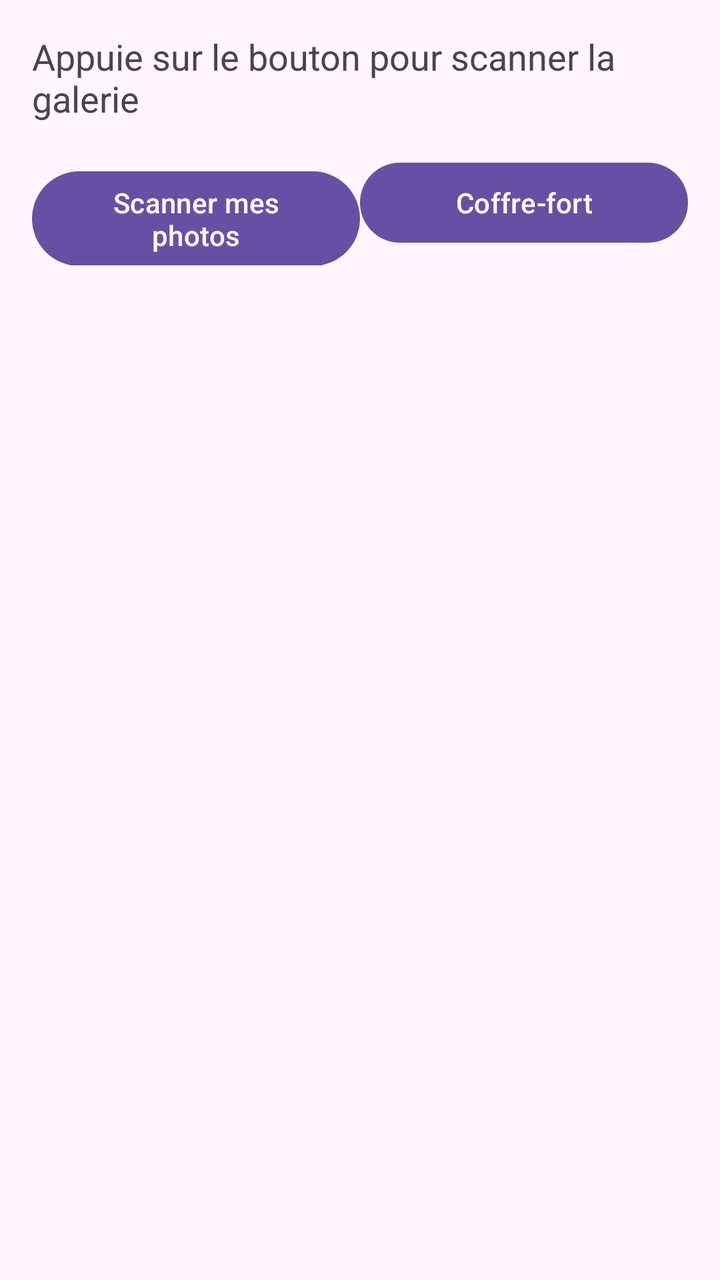
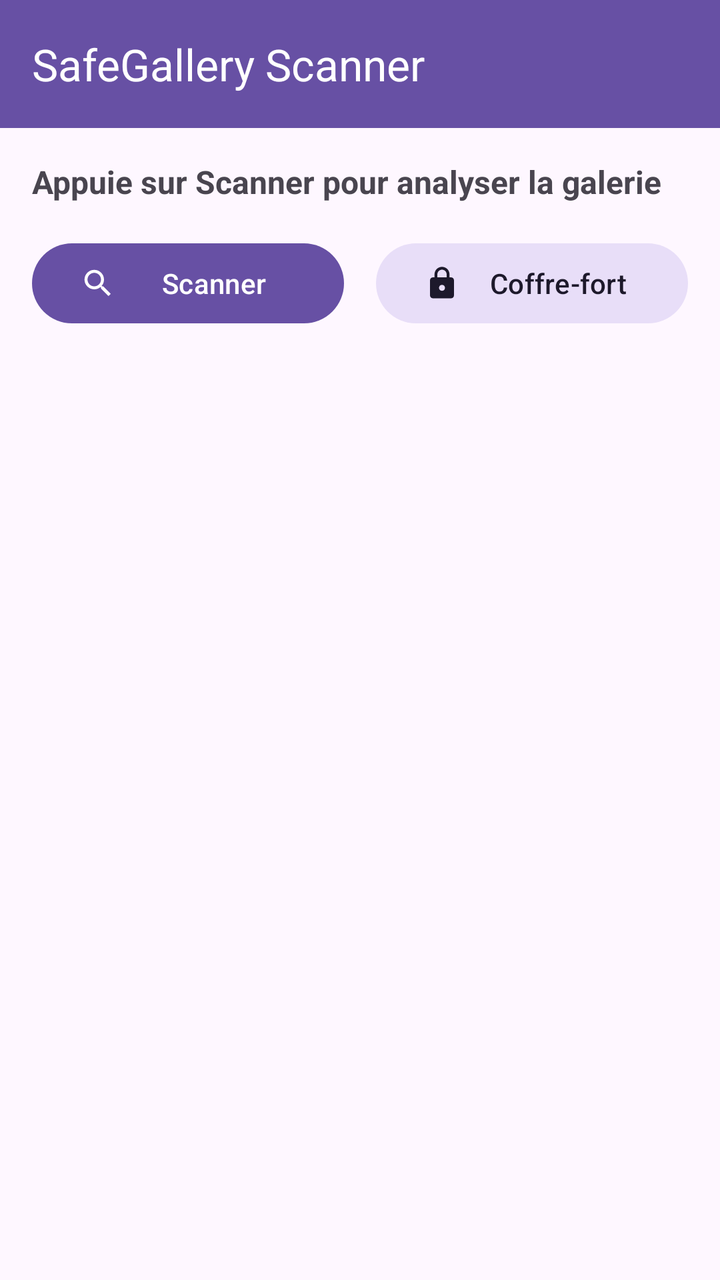

Two renders of the same Android screen: before a commit and after it. Below are the layout's source before the change and the commit's diff.
<!-- AndroidManifest.xml: application theme Theme.SafeGalleryScanner -->
<!-- res/layout/activity_main.xml -->
<?xml version="1.0" encoding="utf-8"?>
<LinearLayout xmlns:android="http://schemas.android.com/apk/res/android"
    android:layout_width="match_parent"
    android:layout_height="match_parent"
    android:orientation="vertical"
    android:padding="16dp">

    <TextView
        android:id="@+id/tvStatus"
        android:layout_width="wrap_content"
        android:layout_height="wrap_content"
        android:layout_marginBottom="16dp"
        android:text="Appuie sur le bouton pour scanner la galerie"
        android:textSize="18sp" />

    <LinearLayout
        android:layout_width="match_parent"
        android:layout_height="wrap_content"
        android:orientation="horizontal">

        <Button
            android:id="@+id/btnScan"
            android:layout_width="0dp"
            android:layout_height="wrap_content"
            android:layout_weight="1"
            android:text="Scanner mes photos" />

        <Button
            android:id="@+id/btnVault"
            android:layout_width="0dp"
            android:layout_height="wrap_content"
            android:layout_weight="1"
            android:text="Coffre-fort" />
    </LinearLayout>

    <androidx.recyclerview.widget.RecyclerView
        android:id="@+id/recyclerImages"
        android:layout_width="match_parent"
        android:layout_height="0dp"
        android:layout_weight="1"
        android:layout_marginTop="16dp" />
</LinearLayout>
<!-- resources referenced by this layout -->
<resources>
  <style name="Theme.SafeGalleryScanner" parent="Base.Theme.SafeGalleryScanner" />
  <style name="Base.Theme.SafeGalleryScanner" parent="Theme.Material3.DayNight.NoActionBar">
          
          
      </style>
</resources>

<!-- the commit's change to res/layout/activity_main.xml (unified diff, before → after) -->
@@ -1,36 +1,52 @@
 <?xml version="1.0" encoding="utf-8"?>
 <LinearLayout xmlns:android="http://schemas.android.com/apk/res/android"
+    xmlns:app="http://schemas.android.com/apk/res-auto"
     android:layout_width="match_parent"
     android:layout_height="match_parent"
-    android:orientation="vertical"
-    android:padding="16dp">
+    android:orientation="vertical">
+
+    <com.google.android.material.appbar.MaterialToolbar
+        android:id="@+id/toolbar"
+        android:layout_width="match_parent"
+        android:layout_height="?attr/actionBarSize"
+        android:background="?attr/colorPrimary"
+        app:title="SafeGallery Scanner"
+        app:titleTextColor="#FFFFFF" />
 
     <TextView
         android:id="@+id/tvStatus"
-        android:layout_width="wrap_content"
+        android:layout_width="match_parent"
         android:layout_height="wrap_content"
-        android:layout_marginBottom="16dp"
-        android:text="Appuie sur le bouton pour scanner la galerie"
-        android:textSize="18sp" />
+        android:padding="16dp"
+        android:text="Appuie sur Scanner pour analyser la galerie"
+        android:textSize="16sp"
+        android:textStyle="bold" />
 
     <LinearLayout
         android:layout_width="match_parent"
         android:layout_height="wrap_content"
-        android:orientation="horizontal">
+        android:orientation="horizontal"
+        android:paddingStart="16dp"
+        android:paddingEnd="16dp">
 
-        <Button
+        <com.google.android.material.button.MaterialButton
             android:id="@+id/btnScan"
             android:layout_width="0dp"
             android:layout_height="wrap_content"
             android:layout_weight="1"
-            android:text="Scanner mes photos" />
+            android:layout_marginEnd="8dp"
+            android:text="Scanner"
+            app:icon="@drawable/ic_search" />
 
-        <Button
+        <com.google.android.material.button.MaterialButton
             android:id="@+id/btnVault"
+            style="@style/Widget.Material3.Button.TonalButton"
             android:layout_width="0dp"
             android:layout_height="wrap_content"
             android:layout_weight="1"
-            android:text="Coffre-fort" />
+            android:layout_marginStart="8dp"
+            android:text="Coffre-fort"
+            app:icon="@drawable/ic_lock" />
     </LinearLayout>
 
     <androidx.recyclerview.widget.RecyclerView
@@ -38,5 +54,6 @@
         android:layout_width="match_parent"
         android:layout_height="0dp"
         android:layout_weight="1"
-        android:layout_marginTop="16dp" />
+        android:padding="8dp"
+        android:clipToPadding="false" />
 </LinearLayout>
<!-- resource entries referenced after the edit -->
@@ -1,5 +1,9 @@
 <!-- resources referenced by this layout -->
 <resources>
+  <!-- drawable ic_lock (drawable) -->
+  <vector xmlns:android="http://schemas.android.com/apk/res/android" android:width="24dp" android:height="24dp" android:viewportWidth="24" android:viewportHeight="24" android:tint="?attr/colorControlNormal"><path android:fillColor="@android:color/white" android:pathData="M18,8h-1L17,6c0,-2.76 -2.24,-5 -5,-5S7,3.24 7,6v2L6,8c-1.1,0 -2,0.9 -2,2v10c0,1.1 0.9,2 2,2h12c1.1,0 2,-0.9 2,-2L20,10c0,-1.1 -0.9,-2 -2,-2zM12,17c-1.1,0 -2,-0.9 -2,-2s0.9,-2 2,-2 2,0.9 2,2 -0.9,2 -2,2zM15.1,8L8.9,8L8.9,6c0,-1.71 1.39,-3.1 3.1,-3.1 1.71,0 3.1,1.39 3.1,3.1v2z"/></vector>
+  <!-- drawable ic_search (drawable) -->
+  <vector xmlns:android="http://schemas.android.com/apk/res/android" android:width="24dp" android:height="24dp" android:viewportWidth="24" android:viewportHeight="24" android:tint="?attr/colorControlNormal"><path android:fillColor="@android:color/white" android:pathData="M15.5,14h-0.79l-0.28,-0.27C15.41,12.59 16,11.11 16,9.5 16,5.91 13.09,3 9.5,3S3,5.91 3,9.5 5.91,16 9.5,16c1.61,0 3.09,-0.59 4.23,-1.57l0.27,0.28v0.79l5,4.99L20.49,19l-4.99,-5zM9.5,14C7.01,14 5,11.99 5,9.5S7.01,5 9.5,5 14,7.01 14,9.5 11.99,14 9.5,14z"/></vector>
   <style name="Theme.SafeGalleryScanner" parent="Base.Theme.SafeGalleryScanner" />
   <style name="Base.Theme.SafeGalleryScanner" parent="Theme.Material3.DayNight.NoActionBar">
           
